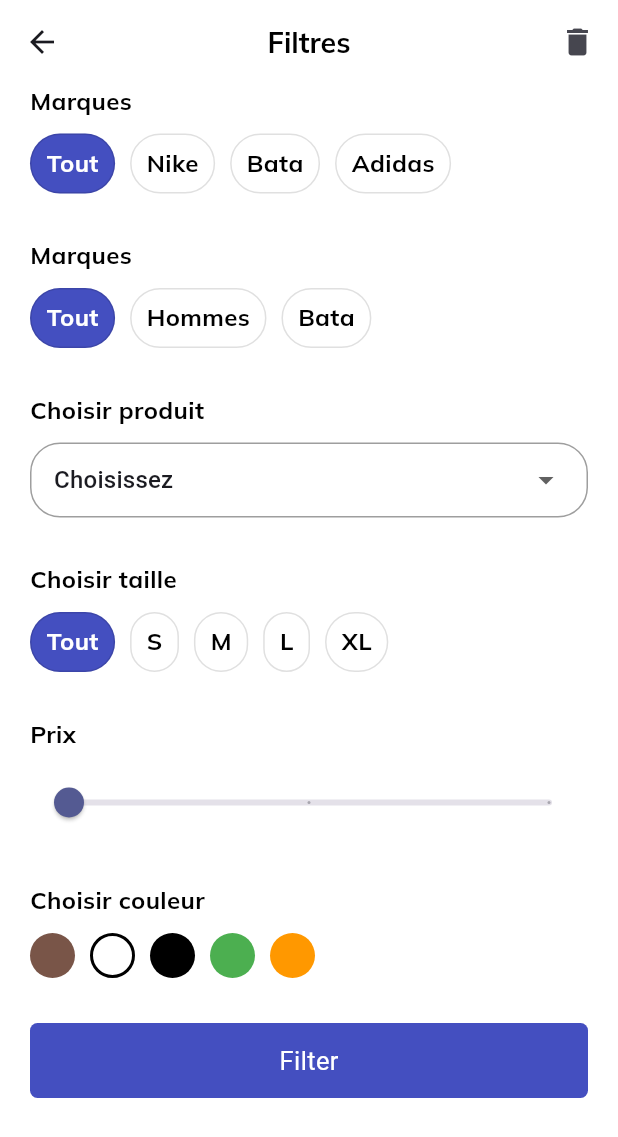
After one commit to navalnorth/ecomApp_flutter, a Flutter app: the Filtre screen opened directly, on a phone screen of 412 x 824 dp. The commit adds this screen. Shown: the top 1137 px of the screen. Run offline on Flutter 3.47's test engine with Material 3 defaults, Android fonts, the phone set to English and light mode, and no system bars.

Commit message:
feat:filtre

```diff
--- a/lib/app/modules/ProductsPage/view/product_page.dart
+++ b/lib/app/modules/ProductsPage/view/product_page.dart
@@ -3,6 +3,7 @@
 import 'package:ecom_app/app/components/space.dart';
 import 'package:ecom_app/app/components/text_components.dart';
 import 'package:ecom_app/app/modules/ProductsPage/controller/product_page_controller.dart';
+import 'package:ecom_app/app/modules/filtre/view/filtre.dart';
 import 'package:ecom_app/utils/colors.dart';
 import 'package:flutter/material.dart';
 
@@ -107,8 +108,12 @@ class _ProductPageState extends State<ProductPage> {
                   ],
                 ),
                 h(20),
-                const Icon(Icons.menu, size:35,)
-
+                InkWell(
+                  onTap: () {
+                    Navigator.push(context, MaterialPageRoute(builder: (context) => Filtre()));
+                  },
+                  child: Icon(Icons.menu, size:35,)
+                )
               ],
             ),
             h(30),
--- /dev/null
+++ b/lib/app/modules/filtre/view/filtre.dart
@@ -0,0 +1,454 @@
+import 'package:ecom_app/app/components/button_components.dart';
+import 'package:ecom_app/app/components/space.dart';
+import 'package:ecom_app/app/components/text_components.dart';
+import 'package:ecom_app/utils/colors.dart';
+import 'package:flutter/material.dart';
+
+
+
+class Filtre extends StatefulWidget {
+  const Filtre({super.key});
+
+  @override
+  State<Filtre> createState() => _FiltreState();
+}
+
+class _FiltreState extends State<Filtre> {
+
+  bool all = true;
+  bool nike = false;
+  bool bata = false;
+  bool adidas = false;
+
+  bool allGender = true;
+  bool men = false;
+  bool kids = false;
+
+  bool allSize = true;
+  bool size1 = false;
+  bool size2 = false;
+  bool size3 = false;
+  bool size4 = false;
+
+  final List<String> categories = [
+    "Choisissez",
+    "T-shirt",
+    "Jeans",
+    "Chaussures",
+    "Pyjama",
+    "Manteaux",
+    "Accessoires",
+  ];
+
+  String selectedValue = 'Choisissez';
+  double valeurActuelle = 0;
+
+  @override
+  Widget build(BuildContext context) {
+    return Scaffold(
+      backgroundColor: Colors.white,
+      appBar: AppBar(
+        backgroundColor: Colors.white,
+        centerTitle: true,
+        title: TextComponents(txt: "Filtres", fw: FontWeight.bold, family: "Bold", textSize: 19,),
+        actions: [
+          const Icon(Icons.delete),
+          w(15)
+        ],
+      ),
+      body: SingleChildScrollView(
+        padding: const EdgeInsets.symmetric(horizontal: 20),
+        child: Column(
+          crossAxisAlignment: CrossAxisAlignment.start,
+          children: [
+            TextComponents(txt: "Marques", fw: FontWeight.bold, family: "Bold", textSize: 16,),
+            h(10),
+            SingleChildScrollView(
+              scrollDirection: Axis.horizontal,
+              child: Row(
+                  mainAxisAlignment: MainAxisAlignment.spaceBetween,
+                    children: [
+                      InkWell(
+                        onTap: () {
+                          setState(() {
+                            all=true;
+                            nike=bata=adidas=false;
+                          });
+                        },
+                      child: Container(
+                        padding: const EdgeInsets.only(left: 10, right: 10),
+                        height: 40,
+                        decoration: BoxDecoration(
+                          color: all ? mainColor : Colors.white,
+                          border: Border.all(color: Colors.black12),
+                          borderRadius: BorderRadius.circular(100)
+                        ),
+                        child: Center(
+                          child: TextComponents(txt: "Tout", color: all ? Colors.white : Colors.black, fw: FontWeight.bold, family: "Bold",),
+                        ),
+                      ),
+                      ),
+                      w(10),
+
+                      InkWell(
+                        onTap: () {
+                          setState(() {
+                            nike=true;
+                            all=bata=adidas=false;
+                          });
+                        },
+                      child: Container(
+                        padding: const EdgeInsets.only(left: 10, right: 10),
+                        height: 40,
+                        decoration: BoxDecoration(
+                          color: nike ? mainColor : Colors.white,
+                          border: Border.all(color: Colors.black12),
+                          borderRadius: BorderRadius.circular(100)
+                        ),
+                        child: Center(
+                          child: TextComponents(txt: "Nike", color: nike ? Colors.white : Colors.black, fw: FontWeight.bold, family: "Bold",),
+                        ),
+                      ),
+                      ),
+                      w(10),
+
+                      InkWell(
+                        onTap: () {
+                          setState(() {
+                            bata=true;
+                            nike=all=adidas=false;
+                          });
+                        },
+                      child: Container(
+                        padding: const EdgeInsets.only(left: 10, right: 10),
+                        height: 40,
+                        decoration: BoxDecoration(
+                          color: bata ? mainColor : Colors.white,
+                          border: Border.all(color: Colors.black12),
+                          borderRadius: BorderRadius.circular(100)
+                        ),
+                        child: Center(
+                          child: TextComponents(txt: "Bata", color: bata ? Colors.white : Colors.black, fw: FontWeight.bold, family: "Bold",),
+                        ),
+                      ),
+                      ),
+                      w(10),
+
+                      InkWell(
+                        onTap: () {
+                          setState(() {
+                            adidas=true;
+                            nike=bata=all=false;
+                          });
+                        },
+                      child: Container(
+                        padding: const EdgeInsets.only(left: 10, right: 10),
+                        height: 40,
+                        decoration: BoxDecoration(
+                          color: adidas ? mainColor : Colors.white,
+                          border: Border.all(color: Colors.black12),
+                          borderRadius: BorderRadius.circular(100)
+                        ),
+                        child: Center(
+                          child: TextComponents(txt: "Adidas", color: adidas ? Colors.white : Colors.black, fw: FontWeight.bold, family: "Bold",),
+                        ),
+                      ),
+                      ),
+                      w(10),
+                    ],
+                  ),
+            ),
+            h(30),
+
+            TextComponents(txt: "Marques", fw: FontWeight.bold, family: "Bold", textSize: 16,),
+            h(10),
+            SingleChildScrollView(
+              scrollDirection: Axis.horizontal,
+              child: Row(
+                  mainAxisAlignment: MainAxisAlignment.spaceBetween,
+                    children: [
+                      InkWell(
+                        onTap: () {
+                          setState(() {
+                            allGender=true;
+                            men=kids=false;
+                          });
+                        },
+                      child: Container(
+                        padding: const EdgeInsets.only(left: 10, right: 10),
+                        height: 40,
+                        decoration: BoxDecoration(
+                          color: allGender ? mainColor : Colors.white,
+                          border: Border.all(color: Colors.black12),
+                          borderRadius: BorderRadius.circular(100)
+                        ),
+                        child: Center(
+                          child: TextComponents(txt: "Tout", color: allGender ? Colors.white : Colors.black, fw: FontWeight.bold, family: "Bold",),
+                        ),
+                      ),
+                      ),
+                      w(10),
+
+                      InkWell(
+                        onTap: () {
+                          setState(() {
+                            men=true;
+                            kids=allGender=false;
+                          });
+                        },
+                      child: Container(
+                        padding: const EdgeInsets.only(left: 10, right: 10),
+                        height: 40,
+                        decoration: BoxDecoration(
+                          color: men ? mainColor : Colors.white,
+                          border: Border.all(color: Colors.black12),
+                          borderRadius: BorderRadius.circular(100)
+                        ),
+                        child: Center(
+                          child: TextComponents(txt: "Hommes", color: men ? Colors.white : Colors.black, fw: FontWeight.bold, family: "Bold",),
+                        ),
+                      ),
+                      ),
+                      w(10),
+
+                      InkWell(
+                        onTap: () {
+                          setState(() {
+                            kids=true;
+                            men=allGender=false;
+                          });
+                        },
+                      child: Container(
+                        padding: const EdgeInsets.only(left: 10, right: 10),
+                        height: 40,
+                        decoration: BoxDecoration(
+                          color: kids ? mainColor : Colors.white,
+                          border: Border.all(color: Colors.black12),
+                          borderRadius: BorderRadius.circular(100)
+                        ),
+                        child: Center(
+                          child: TextComponents(txt: "Bata", color: kids ? Colors.white : Colors.black, fw: FontWeight.bold, family: "Bold",),
+                        ),
+                      ),
+                      ),
+                    ],
+                  ),
+            ),
+            h(30),
+
+            TextComponents(txt: "Choisir produit", fw: FontWeight.bold, family: "Bold", textSize: 16),
+            h(10),
+            Container(
+              padding: const EdgeInsets.symmetric(horizontal: 15),
+              decoration: BoxDecoration(
+                border: Border.all(color: Colors.black38),
+                borderRadius: BorderRadius.circular(20),
+              ),
+              child: DropdownButtonHideUnderline(
+                child: DropdownButton(
+                  value: selectedValue,
+                  borderRadius: BorderRadius.circular(20),
+                  isExpanded: true,
+                  items: categories.map((String item) {
+                    return DropdownMenuItem<String>(
+                      value: item,
+                      child: Text(item),
+                    );
+                  }).toList(),
+                  onChanged: (value) {
+                    setState(() {
+                      selectedValue = value!;
+                    });
+                  },
+                ),
+              ),
+            ),
+            h(30),
+
+            TextComponents(txt: "Choisir taille", fw: FontWeight.bold, family: "Bold", textSize: 16),
+            h(10),
+            SingleChildScrollView(
+              scrollDirection: Axis.horizontal,
+              child: Row(
+                  mainAxisAlignment: MainAxisAlignment.spaceBetween,
+                    children: [
+                      InkWell(
+                        onTap: () {
+                          setState(() {
+                            allSize=true;
+                            size1=size2=size3=size4=false;
+                          });
+                        },
+                      child: Container(
+                        padding: const EdgeInsets.only(left: 10, right: 10),
+                        height: 40,
+                        decoration: BoxDecoration(
+                          color: allSize ? mainColor : Colors.white,
+                          border: Border.all(color: Colors.black12),
+                          borderRadius: BorderRadius.circular(100)
+                        ),
+                        child: Center(
+                          child: TextComponents(txt: "Tout", color: allSize ? Colors.white : Colors.black, fw: FontWeight.bold, family: "Bold",),
+                        ),
+                      ),
+                      ),
+                      w(10),
+
+                      InkWell(
+                        onTap: () {
+                          setState(() {
+                            size1=true;
+                            allSize=size2=size3=size4=false;
+                          });
+                        },
+                      child: Container(
+                        padding: const EdgeInsets.only(left: 10, right: 10),
+                        height: 40,
+                        decoration: BoxDecoration(
+                          color: size1 ? mainColor : Colors.white,
+                          border: Border.all(color: Colors.black12),
+                          borderRadius: BorderRadius.circular(100)
+                        ),
+                        child: Center(
+                          child: TextComponents(txt: "S", color: size1 ? Colors.white : Colors.black, fw: FontWeight.bold, family: "Bold",),
+                        ),
+                      ),
+                      ),
+                      w(10),
+
+                      InkWell(
+                        onTap: () {
+                          setState(() {
+                            size2=true;
+                            allSize=size1=size3=size4=false;
+                          });
+                        },
+                      child: Container(
+                        padding: const EdgeInsets.only(left: 10, right: 10),
+                        height: 40,
+                        decoration: BoxDecoration(
+                          color: size2 ? mainColor : Colors.white,
+                          border: Border.all(color: Colors.black12),
+                          borderRadius: BorderRadius.circular(100)
+                        ),
+                        child: Center(
+                          child: TextComponents(txt: "M", color: size2 ? Colors.white : Colors.black, fw: FontWeight.bold, family: "Bold",),
+                        ),
+                      ),
+                      ),
+                      w(10),
+
+                      InkWell(
+                        onTap: () {
+                          setState(() {
+                            size3=true;
+                            allSize=size1=size2=size4=false;
+                          });
+                        },
+                      child: Container(
+                        padding: const EdgeInsets.only(left: 10, right: 10),
+                        height: 40,
+                        decoration: BoxDecoration(
+                          color: size3 ? mainColor : Colors.white,
+                          border: Border.all(color: Colors.black12),
+                          borderRadius: BorderRadius.circular(100)
+                        ),
+                        child: Center(
+                          child: TextComponents(txt: "L", color: size3 ? Colors.white : Colors.black, fw: FontWeight.bold, family: "Bold",),
+                        ),
+                      ),
+                      ),
+                      w(10),
+
+                      InkWell(
+                        onTap: () {
+                          setState(() {
+                            size4=true;
+                            allSize=size1=size2=size3=false;
+                          });
+                        },
+                      child: Container(
+                        padding: const EdgeInsets.only(left: 10, right: 10),
+                        height: 40,
+                        decoration: BoxDecoration(
+                          color: size4 ? mainColor : Colors.white,
+                          border: Border.all(color: Colors.black12),
+                          borderRadius: BorderRadius.circular(100)
+                        ),
+                        child: Center(
+                          child: TextComponents(txt: "XL", color: size4 ? Colors.white : Colors.black, fw: FontWeight.bold, family: "Bold",),
+                        ),
+                      ),
+                      ),
+                      w(10),
+                    ],
+                  ),
+            ),
+            h(30),
+
+            TextComponents(txt: "Prix", fw: FontWeight.bold, family: "Bold", textSize: 16),
+            h(10),
+            Slider(
+              min: 0,
+                max: 100,
+                divisions: 2,
+                label: valeurActuelle.round().toString(),
+
+                value: valeurActuelle,
+                onChanged: (value) {
+                setState(() {
+                  valeurActuelle=value;
+                });
+                },
+            ),
+            h(30),
+
+            TextComponents(txt: "Choisir couleur", fw: FontWeight.bold, family: "Bold", textSize: 16),
+            h(10),
+            Row(
+              children: [
+                const CircleAvatar(
+                  backgroundColor: Colors.brown,
+                  radius: 15,
+                ),
+                w(10),
+                Container(
+                  width: 30,
+                  height: 30,
+                  decoration: BoxDecoration(
+                    shape: BoxShape.circle,
+                    border: Border.all(
+                      color: Colors.black,
+                      width: 2,
+                    ),
+                    color: Colors.white,
+                  ),
+                ),
+                w(10),
+
+                const CircleAvatar(
+                  backgroundColor: Colors.black,
+                  radius: 15,
+                ),
+                w(10),
+
+                const CircleAvatar(
+                  backgroundColor: Colors.green,
+                  radius: 15,
+                ),
+                w(10),
+
+                const CircleAvatar(
+                  backgroundColor: Colors.orange,
+                  radius: 15,
+                ),
+              ],
+            ),
+            h(30),
+            ButtonComponent(textButton: "Filter", buttonColor: mainColor)
+          ],
+        ),
+      ),
+    );
+  }
+}
```
